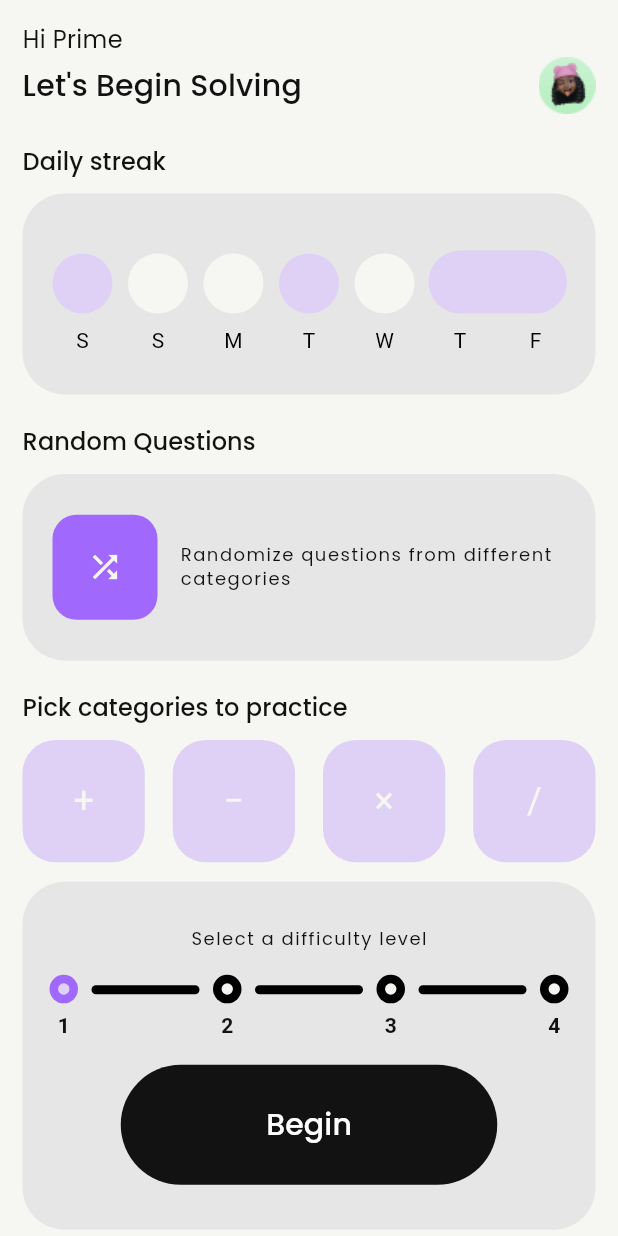
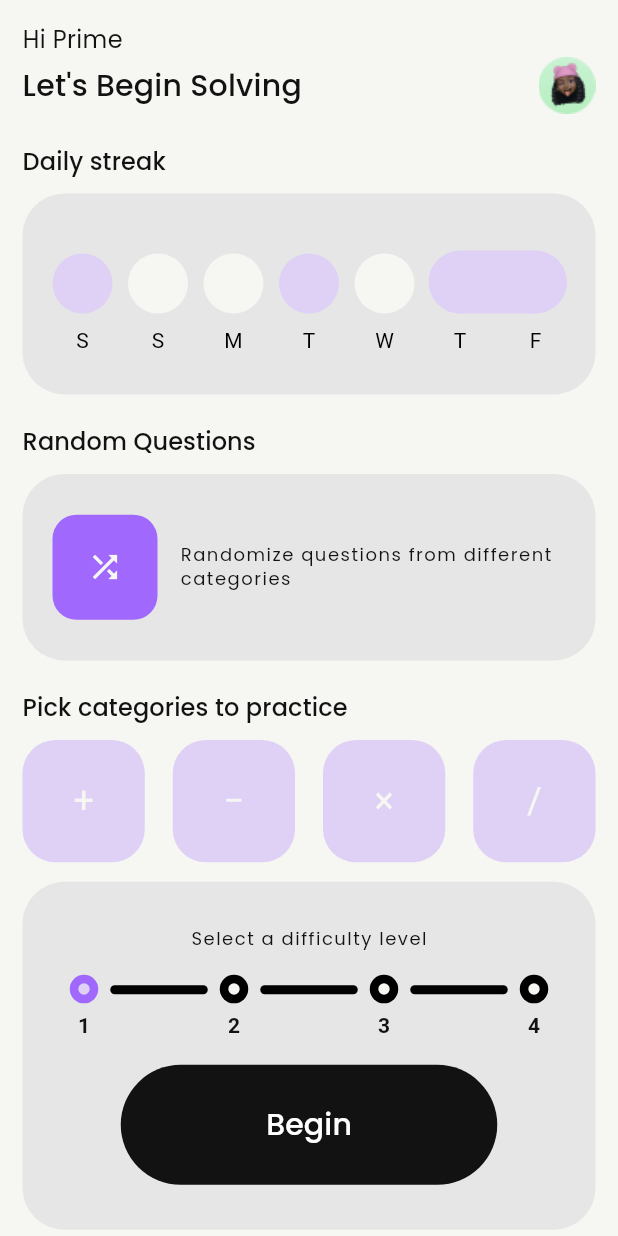
Before and after one commit to prime-infinity/numeracy_app, a Flutter app: the screen it shows after launch, on a phone screen of 412 x 824 dp. Run offline on Flutter 3.47's test engine with Material 3 defaults, Android fonts, the phone set to English and light mode, and no system bars; our stand-ins replace flutter_riverpod, go_router, google_fonts, riverpod_annotation; generated files the repository leaves out were written again.

Commit message:
mods difficulty section

```diff
--- a/lib/screens/home/level_selector.dart
+++ b/lib/screens/home/level_selector.dart
@@ -13,7 +13,7 @@ class LevelSelector extends StatelessWidget {
     required this.selectedLevel,
     required this.onLevelSelected,
     this.circleSize = 19.0,
-    this.lineWidth = 72.0,
+    this.lineWidth = 65.0,
     this.spacing = 5.0,
   });
 
@@ -72,7 +72,7 @@ class LevelSelector extends StatelessWidget {
                   Container(
                     width: lineWidth,
                     height: 6,
-                    margin: EdgeInsets.symmetric(horizontal: spacing + 4),
+                    margin: EdgeInsets.symmetric(horizontal: spacing + 3),
                     decoration: BoxDecoration(
                       color: level < selectedLevel
                           ? AppColors.primaryColor
```
Also changed, not shown: 5 other files.
